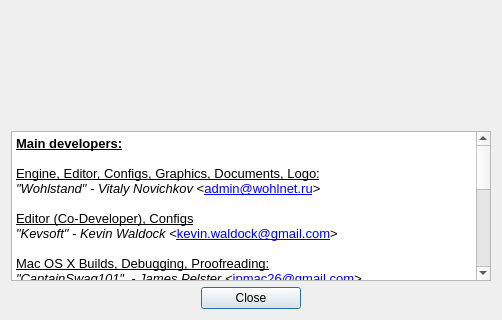
Qt form Editor/about_dialog/aboutdialog.ui (WohlSoft/Moondust-Project) before a commit; both pictures show x 0 to 502 and y 171 to 491 of the 502 by 491 pixel window.
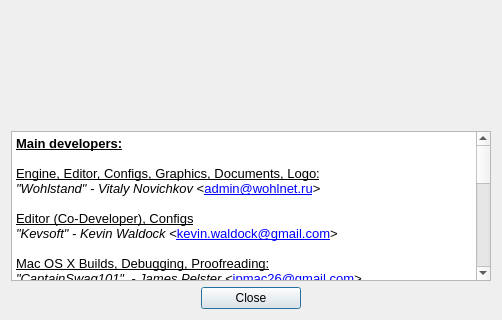
The same form after that commit. Icons and pictures are not drawn.

Commit message: GLuigiX was added in the about dialog

What changed in the file:
```diff
--- a/Editor/about_dialog/aboutdialog.ui
+++ b/Editor/about_dialog/aboutdialog.ui
@@ -199,6 +199,9 @@
 &lt;p style=&quot; margin-top:0px; margin-bottom:0px; margin-left:0px; margin-right:0px; -qt-block-indent:0; text-indent:0px;&quot;&gt;&lt;span style=&quot; font-family:'Liberation Sans'; text-decoration: underline;&quot;&gt;Graphics, Documents, Proofreading:&lt;/span&gt;&lt;/p&gt;
 &lt;p style=&quot; margin-top:0px; margin-bottom:0px; margin-left:0px; margin-right:0px; -qt-block-indent:0; text-indent:0px;&quot;&gt;&lt;span style=&quot; font-family:'Liberation Sans'; font-style:italic;&quot;&gt;Veudekato&lt;/span&gt;&lt;/p&gt;
 &lt;p style=&quot;-qt-paragraph-type:empty; margin-top:0px; margin-bottom:0px; margin-left:0px; margin-right:0px; -qt-block-indent:0; text-indent:0px; font-family:'Liberation Sans'; font-style:italic;&quot;&gt;&lt;br /&gt;&lt;/p&gt;
+&lt;p style=&quot; margin-top:0px; margin-bottom:0px; margin-left:0px; margin-right:0px; -qt-block-indent:0; text-indent:0px;&quot;&gt;&lt;span style=&quot; font-family:'Liberation Sans'; font-weight:600;&quot;&gt;Graphics Designers:&lt;/span&gt;&lt;/p&gt;
+&lt;p style=&quot; margin-top:0px; margin-bottom:0px; margin-left:0px; margin-right:0px; -qt-block-indent:0; text-indent:0px;&quot;&gt;&lt;span style=&quot; font-family:'Liberation Sans'; text-decoration: underline;&quot;&gt;New icons for applications and tools&lt;/span&gt;&lt;span style=&quot; font-family:'Liberation Sans'; font-style:italic;&quot;&gt;&lt;br /&gt;&amp;quot;GLuigiX&amp;quot; - Eric Hauck &lt;/span&gt;&lt;span style=&quot; font-family:'Liberation Sans';&quot;&gt;&amp;lt;&lt;/span&gt;&lt;a href=&quot;mailto:gluigix@gmx.de&quot;&gt;&lt;span style=&quot; text-decoration: underline; color:#0000ff;&quot;&gt;gluigix@gmx.de&lt;/span&gt;&lt;/a&gt;&lt;span style=&quot; font-family:'Liberation Sans';&quot;&gt;&amp;gt;&lt;/span&gt;&lt;/p&gt;
+&lt;p style=&quot;-qt-paragraph-type:empty; margin-top:0px; margin-bottom:0px; margin-left:0px; margin-right:0px; -qt-block-indent:0; text-indent:0px; font-family:'Liberation Sans'; font-style:italic;&quot;&gt;&lt;br /&gt;&lt;/p&gt;
 &lt;p style=&quot; margin-top:0px; margin-bottom:0px; margin-left:0px; margin-right:0px; -qt-block-indent:0; text-indent:0px;&quot;&gt;&lt;span style=&quot; font-family:'Liberation Sans'; font-weight:600;&quot;&gt;Translations:&lt;br /&gt;&lt;/span&gt;&lt;span style=&quot; font-family:'Liberation Sans';&quot;&gt;English	- &lt;/span&gt;&lt;span style=&quot; font-family:'Liberation Sans'; font-style:italic;&quot;&gt;&amp;quot;Wohlstand&amp;quot; - Vitaly Novichkov,&lt;br /&gt;	  &amp;quot;CaptainSwag101&amp;quot; - James Pelster&lt;/span&gt;&lt;/p&gt;
 &lt;p style=&quot; margin-top:0px; margin-bottom:0px; margin-left:0px; margin-right:0px; -qt-block-indent:0; text-indent:0px;&quot;&gt;&lt;span style=&quot; font-family:'Liberation Sans';&quot;&gt;Russian	- &lt;/span&gt;&lt;span style=&quot; font-family:'Liberation Sans'; font-style:italic;&quot;&gt;&amp;quot;Wohlstand&amp;quot; - Vitaly Novichkov&lt;/span&gt;&lt;span style=&quot; font-family:'Liberation Sans';&quot;&gt;&lt;br /&gt;German	- &lt;/span&gt;&lt;span style=&quot; font-family:'Liberation Sans'; font-style:italic;&quot;&gt;&amp;quot;Kevsoft&amp;quot; - Kevin Waldock&lt;/span&gt;&lt;/p&gt;
 &lt;p style=&quot; margin-top:0px; margin-bottom:0px; margin-left:0px; margin-right:0px; -qt-block-indent:0; text-indent:0px;&quot;&gt;&lt;span style=&quot; font-family:'Liberation Sans';&quot;&gt;Spanish	- &lt;/span&gt;&lt;span style=&quot; font-family:'Liberation Sans'; font-style:italic;&quot;&gt;&amp;quot;hacheipe399&amp;quot; - Paredes Fernando&lt;/span&gt;&lt;/p&gt;
```
